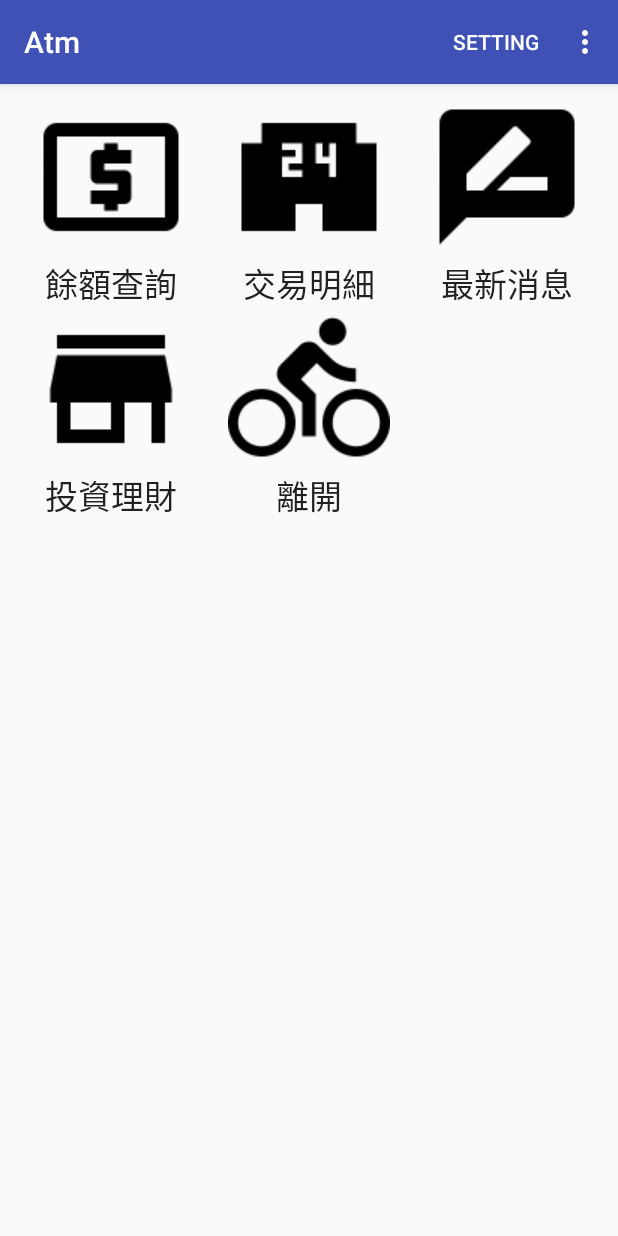
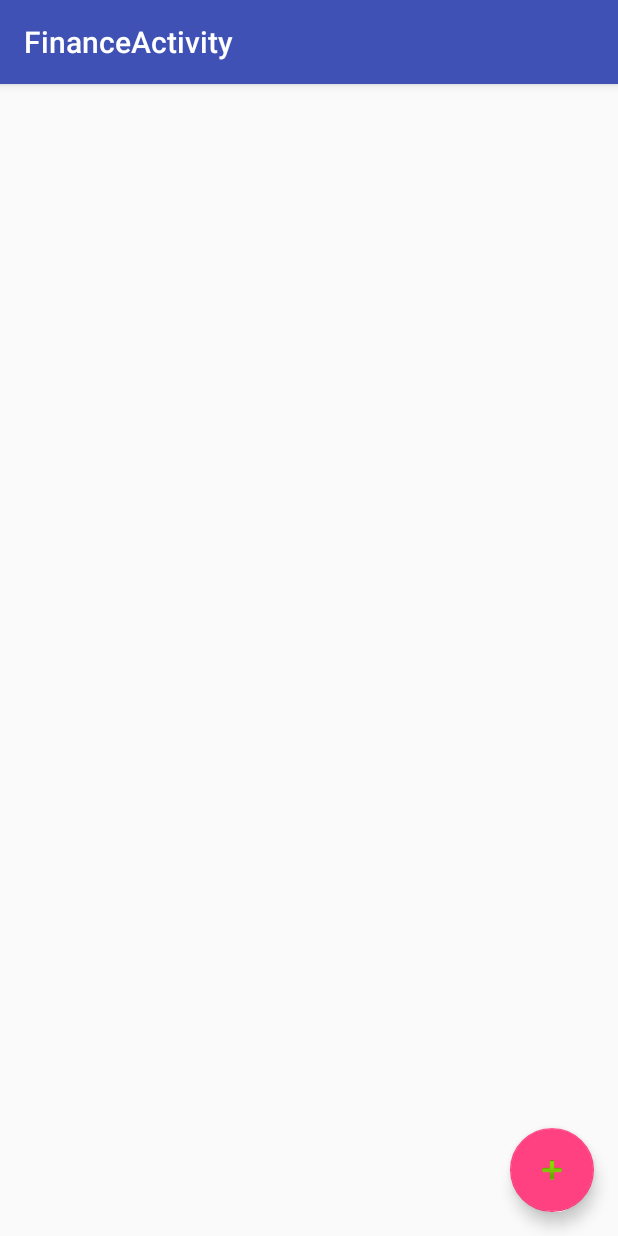
Before and after one commit to Claire0505/Atm, an Android app: the MainActivity screen opened directly, with no data from a screen before it, after a tap on "投資理財", on a phone screen of 412 x 824 dp. Run offline under Robolectric (Android 15) with nearby library versions, the phone set to English and light mode, and no system bars.

Commit message:
FinanaceActivity與AddActivity準備

```diff
--- /dev/null
+++ b/app/src/main/java/claire/com/FinanceActivity.java
@@ -0,0 +1,29 @@
+package claire.com;
+
+import android.content.Intent;
+import android.os.Bundle;
+import android.support.design.widget.FloatingActionButton;
+import android.support.design.widget.Snackbar;
+import android.support.v7.app.AppCompatActivity;
+import android.support.v7.widget.Toolbar;
+import android.view.View;
+
+public class FinanceActivity extends AppCompatActivity {
+
+    @Override
+    protected void onCreate(Bundle savedInstanceState) {
+        super.onCreate(savedInstanceState);
+        setContentView(R.layout.activity_finance);
+        Toolbar toolbar = findViewById(R.id.toolbar);
+        setSupportActionBar(toolbar);
+
+        FloatingActionButton fab = findViewById(R.id.fab);
+        fab.setOnClickListener(new View.OnClickListener() {
+            @Override
+            public void onClick(View view) {
+                startActivity(new Intent(FinanceActivity.this, AddActivity.class));
+            }
+        });
+    }
+
+}
--- a/app/src/main/java/claire/com/MainActivity.java
+++ b/app/src/main/java/claire/com/MainActivity.java
@@ -175,6 +175,7 @@ public class MainActivity extends AppCompatActivity implements AdapterView.OnIte
             case R.drawable.func_news:
                 break;
             case R.drawable.func_finance:
+                startActivity(new Intent(this, FinanceActivity.class));
                 break;
             case R.drawable.func_exit:
                 finish(); //離開
--- /dev/null
+++ b/app/src/main/res/layout/activity_finance.xml
@@ -0,0 +1,33 @@
+<?xml version="1.0" encoding="utf-8"?>
+<android.support.design.widget.CoordinatorLayout xmlns:android="http://schemas.android.com/apk/res/android"
+    xmlns:app="http://schemas.android.com/apk/res-auto"
+    xmlns:tools="http://schemas.android.com/tools"
+    android:layout_width="match_parent"
+    android:layout_height="match_parent"
+    tools:context=".FinanceActivity">
+
+    <android.support.design.widget.AppBarLayout
+        android:layout_width="match_parent"
+        android:layout_height="wrap_content"
+        android:theme="@style/AppTheme.AppBarOverlay">
+
+        <android.support.v7.widget.Toolbar
+            android:id="@+id/toolbar"
+            android:layout_width="match_parent"
+            android:layout_height="?attr/actionBarSize"
+            android:background="?attr/colorPrimary"
+            app:popupTheme="@style/AppTheme.PopupOverlay" />
+
+    </android.support.design.widget.AppBarLayout>
+
+    <include layout="@layout/content_finance" />
+
+    <android.support.design.widget.FloatingActionButton
+        android:id="@+id/fab"
+        android:layout_width="wrap_content"
+        android:layout_height="wrap_content"
+        android:layout_gravity="bottom|end"
+        android:layout_margin="@dimen/fab_margin"
+        app:srcCompat="@android:drawable/ic_input_add" />
+
+</android.support.design.widget.CoordinatorLayout>
--- /dev/null
+++ b/app/src/main/res/layout/content_finance.xml
@@ -0,0 +1,11 @@
+<?xml version="1.0" encoding="utf-8"?>
+<android.support.constraint.ConstraintLayout xmlns:android="http://schemas.android.com/apk/res/android"
+    xmlns:app="http://schemas.android.com/apk/res-auto"
+    xmlns:tools="http://schemas.android.com/tools"
+    android:layout_width="match_parent"
+    android:layout_height="match_parent"
+    app:layout_behavior="@string/appbar_scrolling_view_behavior"
+    tools:context=".FinanceActivity"
+    tools:showIn="@layout/activity_finance">
+
+</android.support.constraint.ConstraintLayout>
--- a/app/src/main/res/values/strings.xml
+++ b/app/src/main/res/values/strings.xml
@@ -9,4 +9,9 @@
     <string name="title_activity_test">TestActivity</string>
     <string name="setting">setting</string>
     <string name="help">HELP</string>
+    <string name="title_activity_finance">FinanceActivity</string>
+    <string name="date">日期</string>
+    <string name="info">說明</string>
+    <string name="amount">金額</string>
+    <string name="add">新增</string>
 </resources>
```
Also changed, not shown: app/src/main/AndroidManifest.xml (+6 -1 lines), app/src/main/java/claire/com/AddActivity.java (added, +29 -0 lines), app/src/main/res/layout/activity_add.xml (added, +95 -0 lines), 1 other file.
